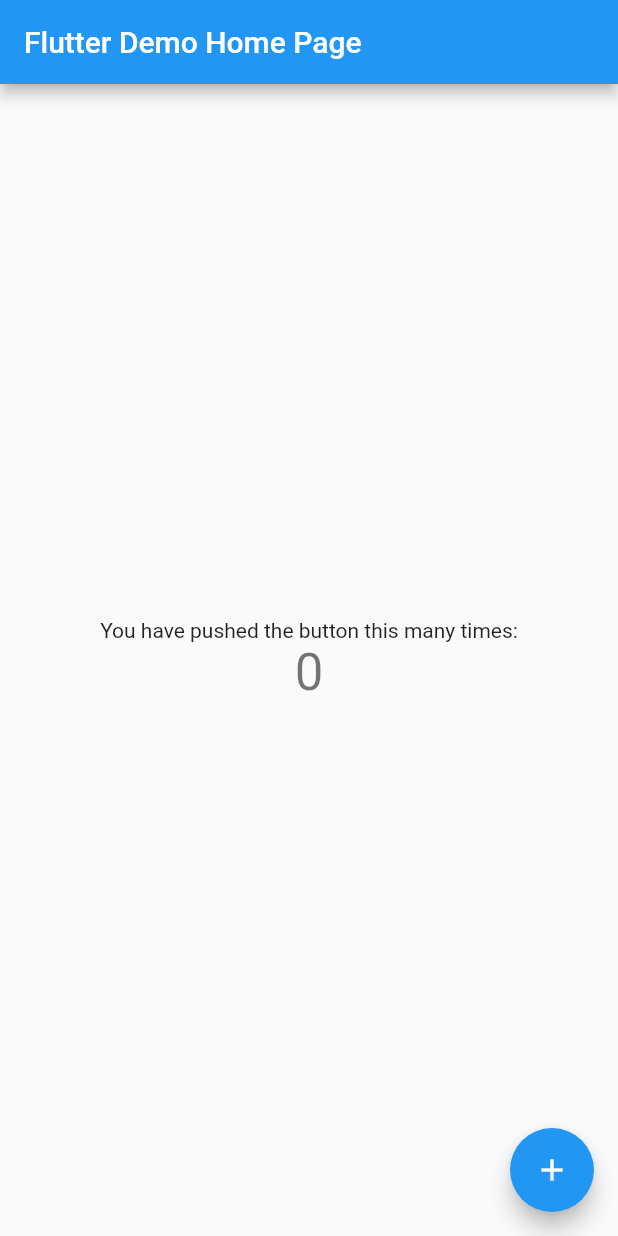
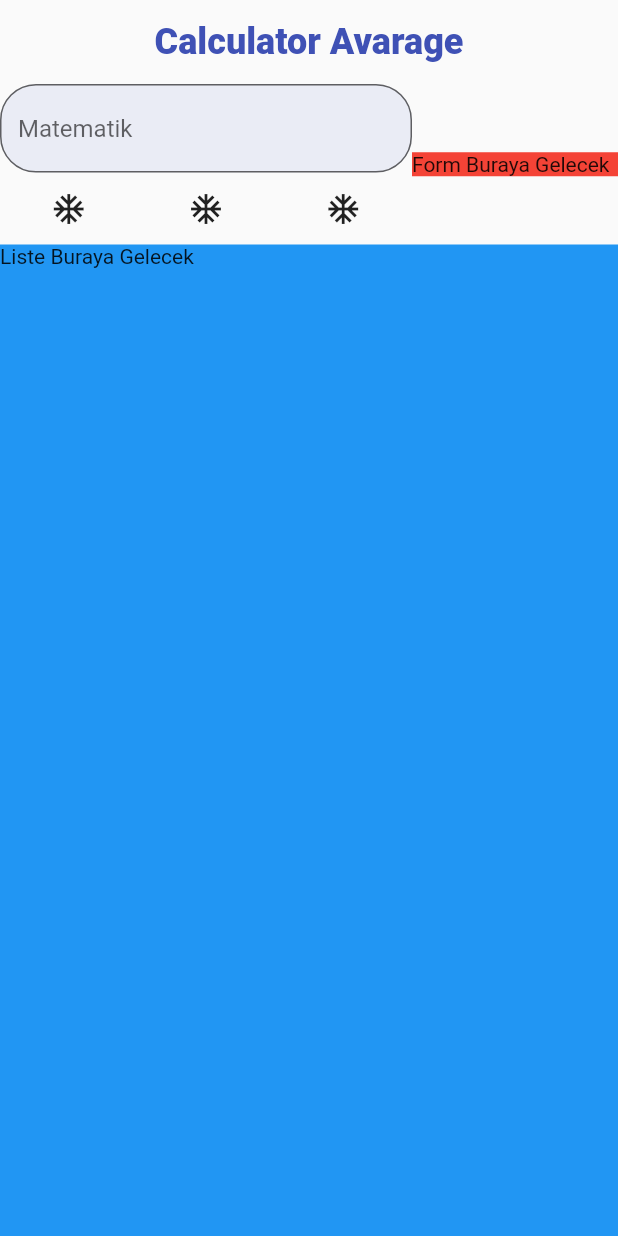
Before and after one commit to xbergun/FlutterDynamicCalculators, a Flutter app: the screen it shows after launch, on a phone screen of 412 x 824 dp. Run offline on Flutter 3.47's test engine with Material 2 defaults, Android fonts, the phone set to English and light mode, and no system bars; our stand-ins replace google_fonts.

Commit message:
calculator firstCommit
calculator firstCommit

```diff
--- a/dynamic_calculators/analysis_options.yaml
+++ b/dynamic_calculators/analysis_options.yaml
@@ -24,6 +24,8 @@
   rules:
     # avoid_print: false  # Uncomment to disable the `avoid_print` rule
     # prefer_single_quotes: true  # Uncomment to enable the `prefer_single_quotes` rule
+      refer_const_constructors: false
+
 
 # Additional information about this file can be found at
 # https://dart.dev/guides/language/analysis-options
--- /dev/null
+++ b/dynamic_calculators/lib/constants/app_constants.dart
@@ -0,0 +1,21 @@
+import 'package:flutter/material.dart';
+import 'package:google_fonts/google_fonts.dart';
+
+class Constants {
+/*   herhangi bir nesne üretmeden değişkenleri çağırabilmek için static tanımladım.
+ */
+
+  // I defined the Main color of app
+  static const MaterialColor mainColor = Colors.indigo;
+
+  //I defined the title text of calculator avarage widget
+  static const String titleText = 'Calculator Avarage';
+
+  //I defined the font size of calculator avarage widget
+  static const double fontSize = 24;
+
+  static final TextStyle titleStyle = GoogleFonts.balooDa2(
+      fontSize: 24, fontWeight: FontWeight.w900, color: mainColor);
+
+  static BorderRadius borderRadius = BorderRadius.circular(24);
+}
--- a/dynamic_calculators/lib/main.dart
+++ b/dynamic_calculators/lib/main.dart
@@ -1,115 +1,20 @@
+import 'package:dynamic_calculators/constants/app_constants.dart';
+import 'package:dynamic_calculators/widgets/calculator_avarage_page.dart';
 import 'package:flutter/material.dart';
 
-void main() {
-  runApp(const MyApp());
-}
+void main() => runApp(MyApp());
 
 class MyApp extends StatelessWidget {
-  const MyApp({Key? key}) : super(key: key);
-
-  // This widget is the root of your application.
   @override
   Widget build(BuildContext context) {
     return MaterialApp(
-      title: 'Flutter Demo',
+      title: 'Dinamik Ortalama Hesapla',
+      debugShowCheckedModeBanner: false,
+      home: CalculatorAvarageApp(),
       theme: ThemeData(
-        // This is the theme of your application.
-        //
-        // Try running your application with "flutter run". You'll see the
-        // application has a blue toolbar. Then, without quitting the app, try
-        // changing the primarySwatch below to Colors.green and then invoke
-        // "hot reload" (press "r" in the console where you ran "flutter run",
-        // or simply save your changes to "hot reload" in a Flutter IDE).
-        // Notice that the counter didn't reset back to zero; the application
-        // is not restarted.
-        primarySwatch: Colors.blue,
+        primarySwatch: Constants.mainColor,
+        visualDensity: VisualDensity.adaptivePlatformDensity,
       ),
-      home: const MyHomePage(title: 'Flutter Demo Home Page'),
     );
   }
 }
-
-class MyHomePage extends StatefulWidget {
-  const MyHomePage({Key? key, required this.title}) : super(key: key);
-
-  // This widget is the home page of your application. It is stateful, meaning
-  // that it has a State object (defined below) that contains fields that affect
-  // how it looks.
-
-  // This class is the configuration for the state. It holds the values (in this
-  // case the title) provided by the parent (in this case the App widget) and
-  // used by the build method of the State. Fields in a Widget subclass are
-  // always marked "final".
-
-  final String title;
-
-  @override
-  State<MyHomePage> createState() => _MyHomePageState();
-}
-
-class _MyHomePageState extends State<MyHomePage> {
-  int _counter = 0;
-
-  void _incrementCounter() {
-    setState(() {
-      // This call to setState tells the Flutter framework that something has
-      // changed in this State, which causes it to rerun the build method below
-      // so that the display can reflect the updated values. If we changed
-      // _counter without calling setState(), then the build method would not be
-      // called again, and so nothing would appear to happen.
-      _counter++;
-    });
-  }
-
-  @override
-  Widget build(BuildContext context) {
-    // This method is rerun every time setState is called, for instance as done
-    // by the _incrementCounter method above.
-    //
-    // The Flutter framework has been optimized to make rerunning build methods
-    // fast, so that you can just rebuild anything that needs updating rather
-    // than having to individually change instances of widgets.
-    return Scaffold(
-      appBar: AppBar(
-        // Here we take the value from the MyHomePage object that was created by
-        // the App.build method, and use it to set our appbar title.
-        title: Text(widget.title),
-      ),
-      body: Center(
-        // Center is a layout widget. It takes a single child and positions it
-        // in the middle of the parent.
-        child: Column(
-          // Column is also a layout widget. It takes a list of children and
-          // arranges them vertically. By default, it sizes itself to fit its
-          // children horizontally, and tries to be as tall as its parent.
-          //
-          // Invoke "debug painting" (press "p" in the console, choose the
-          // "Toggle Debug Paint" action from the Flutter Inspector in Android
-          // Studio, or the "Toggle Debug Paint" command in Visual Studio Code)
-          // to see the wireframe for each widget.
-          //
-          // Column has various properties to control how it sizes itself and
-          // how it positions its children. Here we use mainAxisAlignment to
-          // center the children vertically; the main axis here is the vertical
-          // axis because Columns are vertical (the cross axis would be
-          // horizontal).
-          mainAxisAlignment: MainAxisAlignment.center,
-          children: <Widget>[
-            const Text(
-              'You have pushed the button this many times:',
-            ),
-            Text(
-              '$_counter',
-              style: Theme.of(context).textTheme.headline4,
-            ),
-          ],
-        ),
-      ),
-      floatingActionButton: FloatingActionButton(
-        onPressed: _incrementCounter,
-        tooltip: 'Increment',
-        child: const Icon(Icons.add),
-      ), // This trailing comma makes auto-formatting nicer for build methods.
-    );
-  }
-}
--- /dev/null
+++ b/dynamic_calculators/lib/widgets/calculator_avarage_page.dart
@@ -0,0 +1,87 @@
+import 'package:dynamic_calculators/constants/app_constants.dart';
+import 'package:flutter/material.dart';
+
+class CalculatorAvarageApp extends StatefulWidget {
+  const CalculatorAvarageApp({Key? key}) : super(key: key);
+
+  @override
+  State<CalculatorAvarageApp> createState() => _CalculatorAvarageAppState();
+}
+
+class _CalculatorAvarageAppState extends State<CalculatorAvarageApp> {
+  GlobalKey<FormState> formKey = GlobalKey<FormState>();
+
+  @override
+  Widget build(BuildContext context) {
+    return Scaffold(
+        appBar: AppBar(
+          backgroundColor: Colors.transparent,
+          elevation: 0,
+          title: Center(
+            child: Text(
+              Constants.titleText,
+              style: Constants.titleStyle,
+            ),
+          ),
+        ),
+        body: Column(
+          crossAxisAlignment: CrossAxisAlignment.stretch,
+          children: [
+            //Form
+            Row(
+              children: [
+                Expanded(
+                  flex: 2,
+                  child: _buildform(),
+                ),
+                Expanded(
+                  flex: 1,
+                  child: Container(
+                    child: Text('Form Buraya Gelecek'),
+                    color: Colors.red,
+                  ),
+                ),
+              ],
+            ),
+            Expanded(
+              child: Container(
+                child: Text('Liste Buraya Gelecek'),
+                color: Colors.blue,
+              ),
+            ),
+
+            //Liste
+          ],
+        ));
+  }
+
+  Widget _buildform() {
+    return Form(
+      key: formKey,
+      child: Column(
+        children: [
+          _buildTextFormField(),
+          Row(
+            mainAxisAlignment: MainAxisAlignment.spaceAround,
+            children: [
+              IconButton(onPressed: () {}, icon: Icon(Icons.ac_unit_outlined)),
+              IconButton(onPressed: () {}, icon: Icon(Icons.ac_unit_outlined)),
+              IconButton(onPressed: () {}, icon: Icon(Icons.ac_unit_outlined)),
+            ],
+          ),
+        ],
+      ),
+    );
+  }
+
+  Widget _buildTextFormField() {
+    return TextFormField(
+      decoration: InputDecoration(
+        hintText: 'Matematik',
+        border: OutlineInputBorder(borderRadius: Constants.borderRadius),
+        filled: true,
+        fillColor: Constants.mainColor.shade100.withOpacity(0.3),
+      ),
+    );
+  }
+}
--- a/dynamic_calculators/pubspec.yaml
+++ b/dynamic_calculators/pubspec.yaml
@@ -34,6 +34,8 @@
   # The following adds the Cupertino Icons font to your application.
   # Use with the CupertinoIcons class for iOS style icons.
   cupertino_icons: ^1.0.2
+  google_fonts:
+
 
 dev_dependencies:
   flutter_test:
```
Also changed, not shown: dynamic_calculators/pubspec.lock.
